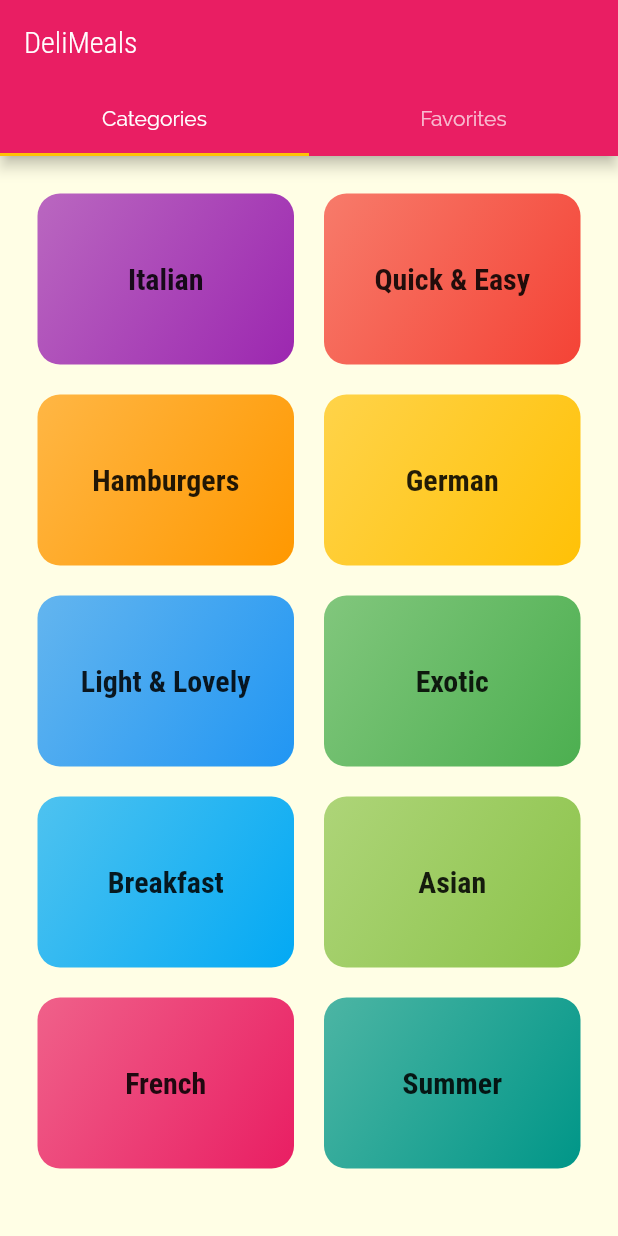
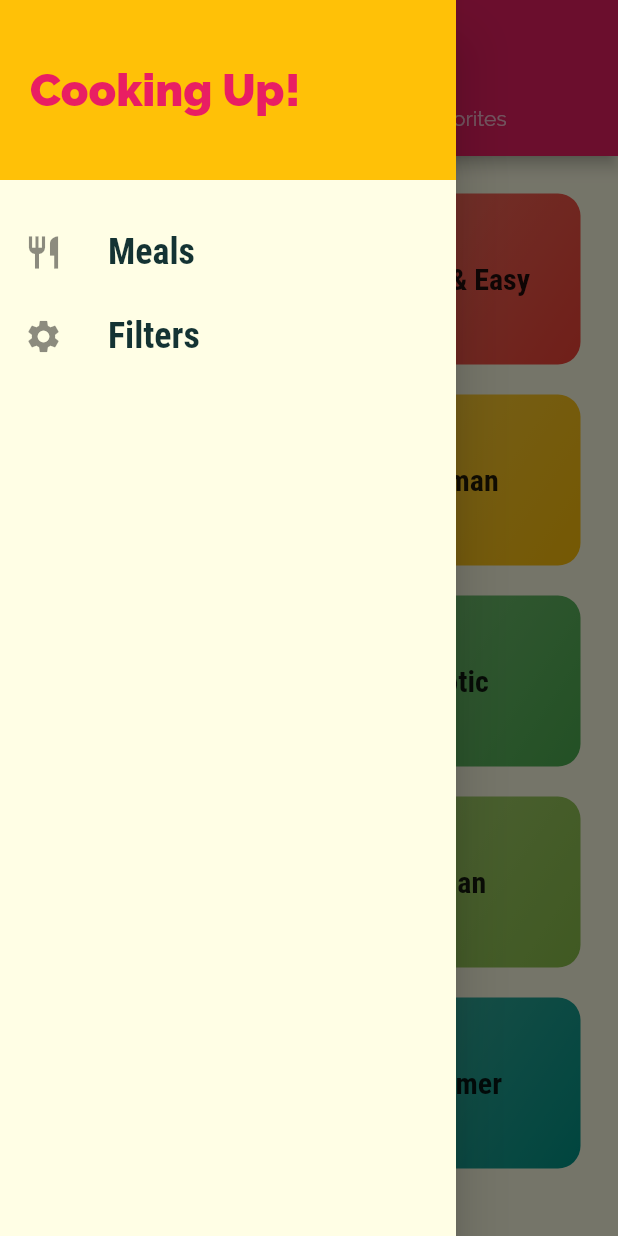
Before and after one commit to oFrederic/DeliMeals, a Flutter app: the screen it shows after launch, with the side drawer open (before the commit the screen has no drawer), on a phone screen of 412 x 824 dp. Run offline on Flutter 3.47's test engine with Material 2 defaults, Android fonts, the phone set to English and light mode, and no system bars.

Commit message:
adding a custom drawer

```diff
--- a/lib/screens/tabs_up_screen.dart
+++ b/lib/screens/tabs_up_screen.dart
@@ -1,6 +1,8 @@
-import 'package:deli_meals/screens/favorites_screen.dart';
 import 'package:flutter/material.dart';
-import 'categories_screen.dart';
+
+import './favorites_screen.dart';
+import '../widgets/main_drawer.dart';
+import './categories_screen.dart';
 
 class TabsUpScreen extends StatelessWidget {
   @override
@@ -21,6 +23,7 @@ class TabsUpScreen extends StatelessWidget {
             ],
           ),
         ),
+        drawer: MainDrawer(),
         body: TabBarView(
           children: [
             CategoriesScreen(),
--- /dev/null
+++ b/lib/widgets/main_drawer.dart
@@ -0,0 +1,48 @@
+import 'package:flutter/material.dart';
+
+class MainDrawer extends StatelessWidget {
+  Widget buildListTile(String title, IconData icon) {
+    return ListTile(
+      leading: Icon(
+        icon,
+        size: 26,
+      ),
+      title: Text(
+        title,
+        style: TextStyle(
+            fontFamily: 'RobotoCondensed',
+            fontSize: 24,
+            fontWeight: FontWeight.bold),
+      ),
+      onTap: () {},
+    );
+  }
+
+  @override
+  Widget build(BuildContext context) {
+    return Drawer(
+      child: Column(
+        children: [
+          Container(
+            height: 120,
+            width: double.infinity,
+            padding: EdgeInsets.all(20),
+            alignment: Alignment.centerLeft,
+            color: Theme.of(context).accentColor,
+            child: Text(
+              'Cooking Up!',
+              style: TextStyle(
+                fontWeight: FontWeight.w900,
+                fontSize: 30,
+                color: Theme.of(context).primaryColor,
+              ),
+            ),
+          ),
+          SizedBox(height: 20),
+          buildListTile('Meals', Icons.restaurant),
+          buildListTile('Filters', Icons.settings),
+        ],
+      ),
+    );
+  }
+}
```
